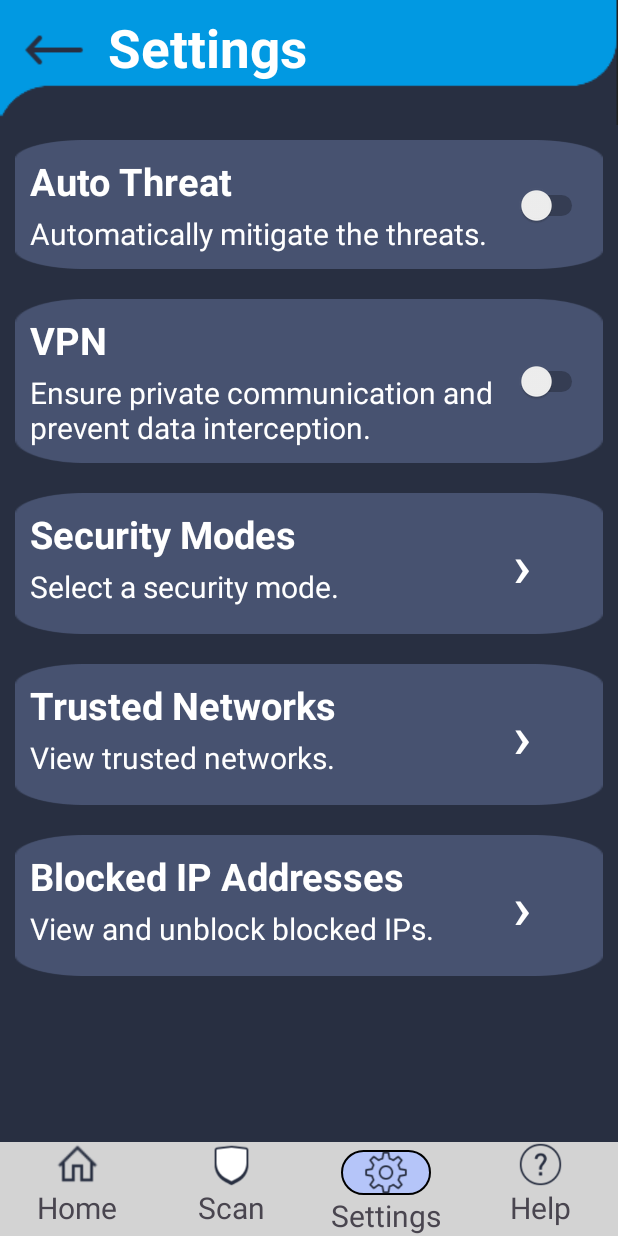
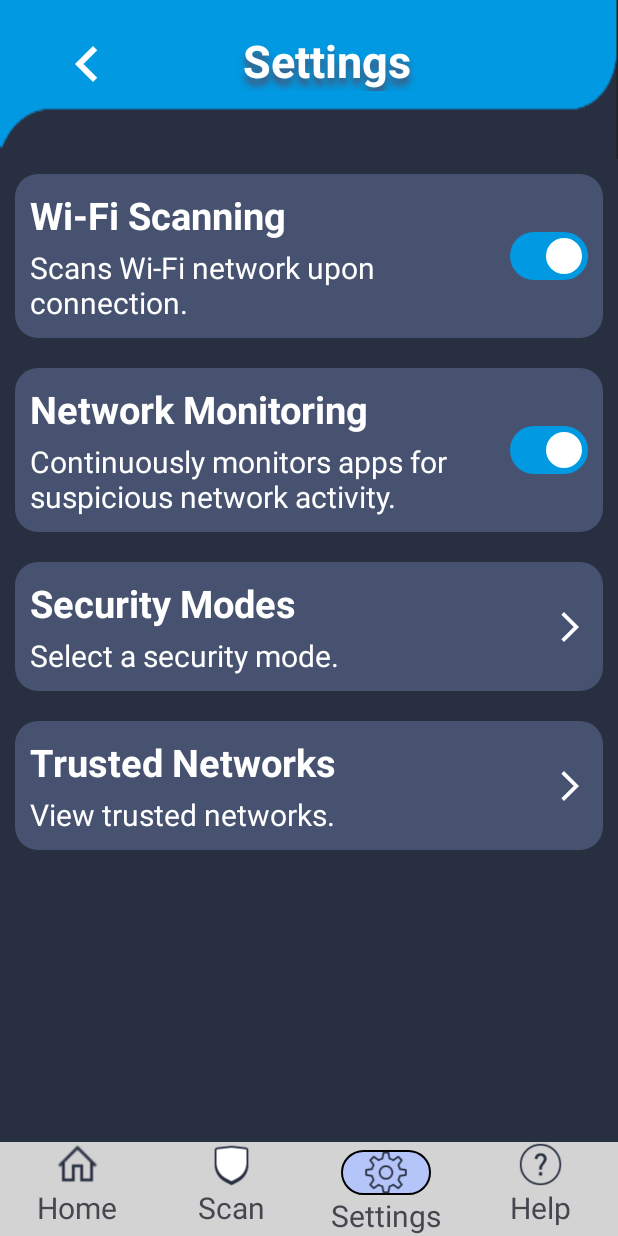
Before and after one commit to nouranabdlsalam/patronus, an Android app: the SettingsActivity screen opened directly, with no data from a screen before it, on a phone screen of 412 x 824 dp. Run offline under Robolectric (Android 15) with nearby library versions, the phone set to English and light mode, and no system bars.

Commit message:
finished settings screen, added shared prefs manager, modified bgservice and added customized notifications for package install receiver.

```diff
--- a/app/src/main/java/com/example/patronus/SettingsActivity.java
+++ b/app/src/main/java/com/example/patronus/SettingsActivity.java
@@ -2,14 +2,95 @@ package com.example.patronus;
 
 import androidx.appcompat.app.AppCompatActivity;
 
+import android.content.Context;
+import android.content.Intent;
+import android.media.Image;
 import android.os.Bundle;
+import android.view.View;
+import android.widget.ImageButton;
+import android.widget.Switch;
+
+import com.google.android.material.materialswitch.MaterialSwitch;
 
 public class SettingsActivity extends AppCompatActivity {
+
+    MaterialSwitch preconSwitch, networkSwitch;
+    SharedPreferencesManager prefs;
+    ImageButton SecurityModes, TrustedNetworks, home, scan, help;
 
     @Override
     protected void onCreate(Bundle savedInstanceState) {
         super.onCreate(savedInstanceState);
         setContentView(R.layout.settings);
+
+
+        prefs = new SharedPreferencesManager(this);
+
+        preconSwitch = findViewById(R.id.PreconSwitch);
+        networkSwitch = findViewById(R.id.networkMonitoringSwitch);
+
+
+        preconSwitch.setChecked(prefs.isPreconnectionScanningOn());
+        networkSwitch.setChecked(prefs.isNetworkMonitoringOn());
+
+
+        preconSwitch.setOnCheckedChangeListener((buttonView, isChecked) -> {
+            prefs.setPreconnectionScanningOn(isChecked);
+            restartBgReceiverService(this);
+        });
+
+
+        networkSwitch.setOnCheckedChangeListener((buttonView, isChecked) -> {
+            prefs.setNetworkMonitoringOn(isChecked);
+            restartBgReceiverService(this);
+        });
+
+        SecurityModes = findViewById(R.id.SecModeSwitch);
+        TrustedNetworks = findViewById(R.id.TrustedNetworksSwitch);
+
+
+        SecurityModes.setOnClickListener(new View.OnClickListener() {
+            @Override
+            public void onClick(View v) {
+                Intent intent = new Intent(SettingsActivity.this, SecurityModesActivity.class);
+                startActivity(intent);
+            }
+        });
+
+        TrustedNetworks.setOnClickListener(new View.OnClickListener() {
+            @Override
+            public void onClick(View v) {
+                Intent intent = new Intent(SettingsActivity.this, TrustedNetworksActivity.class);
+                startActivity(intent);
+            }
+        });
+
+        home = findViewById(R.id.settings_home);
+        scan = findViewById(R.id.settings_scan);
+        help = findViewById(R.id.settings_help);
+
+        home.setOnClickListener(new View.OnClickListener() {
+            @Override
+            public void onClick(View v) {
+                Intent intent = new Intent(SettingsActivity.this, HomeScreenActivity.class);
+                startActivity(intent);
+            }
+        });
+
+        scan.setOnClickListener(new View.OnClickListener() {
+            @Override
+            public void onClick(View v) {
+                Intent intent = new Intent(SettingsActivity.this,ScanScreenActivity.class);
+                startActivity(intent);
+            }
+        });
+
+    }
+
+    private static void restartBgReceiverService(Context context) {
+        Intent serviceIntent = new Intent(context, BgReceiverService.class);
+//        stopService(serviceIntent);
+        context.startService(serviceIntent);
     }
 
 }
--- /dev/null
+++ b/app/src/main/java/com/example/patronus/SharedPreferencesManager.java
@@ -0,0 +1,54 @@
+package com.example.patronus;
+
+import android.content.Context;
+import android.content.SharedPreferences;
+
+public class SharedPreferencesManager {
+    SharedPreferences prefs;
+
+
+    public SharedPreferencesManager (Context context){
+        prefs = context.getSharedPreferences("Settings", Context.MODE_PRIVATE);
+    }
+
+    public boolean isPreconnectionScanningOn(){
+        return prefs.getBoolean("preconnectionScanning", true);
+    }
+
+    public boolean isMalwareMonitoringOn(){
+        return prefs.getBoolean("malwareMonitoring", true);
+    }
+
+    public boolean isNetworkMonitoringOn(){
+        return prefs.getBoolean("networkMonitoring", true);
+    }
+
+    public boolean isBalancedModeOn(){
+        return prefs.getBoolean("balancedMode", true);
+    }
+
+    public void setPreconnectionScanningOn(boolean isEnabled){
+        SharedPreferences.Editor editor = prefs.edit();
+        editor.putBoolean("preconnectionScanning", isEnabled);
+        editor.apply();
+    }
+
+    public void setMalwareMonitoringOn(boolean isEnabled){
+        SharedPreferences.Editor editor = prefs.edit();
+        editor.putBoolean("malwareMonitoring", isEnabled);
+        editor.apply();
+    }
+
+    public void setNetworkMonitoringOn(boolean isEnabled){
+        SharedPreferences.Editor editor = prefs.edit();
+        editor.putBoolean("networkMonitoring", isEnabled);
+        editor.apply();
+    }
+
+    public void setBalancedMode(boolean isEnabled){
+        SharedPreferences.Editor editor = prefs.edit();
+        editor.putBoolean("balancedMode", isEnabled);
+        editor.apply();
+    }
+
+}
--- /dev/null
+++ b/app/src/main/res/color/switch_track_selector.xml
@@ -0,0 +1,5 @@
+<?xml version="1.0" encoding="utf-8"?>
+<selector xmlns:android="http://schemas.android.com/apk/res/android">
+    <item android:color="@color/blue" android:state_checked="true" />
+    <item android:color="#BBC3C7" android:state_checked="false" />
+</selector>
--- a/app/src/main/res/layout/settings.xml
+++ b/app/src/main/res/layout/settings.xml
@@ -11,43 +11,52 @@
     <LinearLayout
         android:layout_width="match_parent"
         android:layout_height="wrap_content"
-        android:background="@drawable/bubble_bg"
-        android:gravity="center_vertical"
-        android:orientation="horizontal">
+        android:orientation="horizontal"
+        android:weightSum="3"
+        android:background="@drawable/bubble_bg">
 
-        <ImageView
-            android:id="@+id/btnBack"
-            android:layout_width="40dp"
-            android:layout_height="40dp"
-            android:layout_marginStart="16dp"
-            android:layout_marginBottom="8dp"
-            android:src="@drawable/back_btn" />
+        <ImageButton
+            android:id="@+id/settings_back"
+            android:layout_width="wrap_content"
+            android:layout_height="48dp"
+            android:src="@drawable/back"
+            android:scaleType="fitCenter"
+            android:background="@color/blue"
+            android:layout_marginBottom="10dp"
+            android:layout_weight="1"
+            android:layout_gravity="center_vertical"
+            android:contentDescription="back" />
 
         <TextView
-            android:id="@+id/tvTitle"
+            android:id="@+id/settings_title"
             android:layout_width="wrap_content"
             android:layout_height="wrap_content"
-            android:layout_marginStart="16dp"
-            android:layout_marginBottom="10dp"
+            android:text="Settings"
+            android:textSize="30sp"
+            android:layout_marginTop="20dp"
+            android:layout_marginBottom="45dp"
+            android:textStyle="bold"
+            android:textColor="@color/white"
+            android:layout_weight="1"
             android:gravity="center"
-            android:text="Settings"
-            android:textColor="#FFFFFF"
-            android:textSize="35sp"
-            android:textStyle="bold" />
+            android:shadowColor="@color/light_navy"
+            android:shadowRadius="6"
+            android:shadowDy="7"/>
+
     </LinearLayout>
 
     <androidx.constraintlayout.widget.ConstraintLayout
         android:layout_width="match_parent"
         android:layout_height="wrap_content"
         android:layout_margin="10dp"
-        android:background="@drawable/box_bg"
+        android:background="@drawable/light_navy_bg"
         android:padding="10dp">
 
         <TextView
             android:id="@+id/AutoThreatTitle"
             android:layout_width="wrap_content"
             android:layout_height="wrap_content"
-            android:text="Auto Threat"
+            android:text="Wi-Fi Scanning"
             android:textColor="#FFFFFF"
             android:textSize="25sp"
             android:textStyle="bold"
@@ -59,34 +68,38 @@
             android:layout_width="0dp"
             android:layout_height="wrap_content"
             android:layout_marginTop="4dp"
-            android:text="Automatically mitigate the threats."
+            android:text="Scans Wi-Fi network upon connection."
             android:textColor="#FFFFFF"
             android:textSize="20sp"
-            app:layout_constraintEnd_toStartOf="@id/AutoThreatSwitch"
+            app:layout_constraintEnd_toStartOf="@id/PreconSwitch"
             app:layout_constraintStart_toStartOf="parent"
             app:layout_constraintTop_toBottomOf="@id/AutoThreatTitle" />
 
-        <Switch
-            android:id="@+id/AutoThreatSwitch"
-            android:layout_width="48dp"
-            android:layout_height="48dp"
+        <com.google.android.material.materialswitch.MaterialSwitch
+            android:id="@+id/PreconSwitch"
+            android:layout_width="wrap_content"
+            android:layout_height="wrap_content"
+            app:thumbTint="@color/white"
+            app:trackTint="@color/switch_track_selector"
             app:layout_constraintBottom_toBottomOf="parent"
             app:layout_constraintEnd_toEndOf="parent"
-            app:layout_constraintTop_toTopOf="parent" />
+            app:layout_constraintTop_toTopOf="parent"
+            />
+
     </androidx.constraintlayout.widget.ConstraintLayout>
 
     <androidx.constraintlayout.widget.ConstraintLayout
         android:layout_width="match_parent"
         android:layout_height="wrap_content"
         android:layout_margin="10dp"
-        android:background="@drawable/box_bg"
+        android:background="@drawable/light_navy_bg"
         android:padding="10dp">
 
         <TextView
             android:id="@+id/VPNTitle"
             android:layout_width="wrap_content"
             android:layout_height="wrap_content"
-            android:text="VPN"
+            android:text="Network Monitoring"
             android:textColor="#FFFFFF"
             android:textSize="25sp"
             android:textStyle="bold"
@@ -98,17 +111,19 @@
             android:layout_width="0dp"
             android:layout_height="wrap_content"
             android:layout_marginTop="4dp"
-            android:text="Ensure private communication and prevent data interception."
+            android:text="Continuously monitors apps for suspicious network activity. "
             android:textColor="#FFFFFF"
             android:textSize="20sp"
-            app:layout_constraintEnd_toStartOf="@id/VPNSwitch"
+            app:layout_constraintEnd_toStartOf="@id/networkMonitoringSwitch"
             app:layout_constraintStart_toStartOf="parent"
             app:layout_constraintTop_toBottomOf="@id/VPNTitle" />
 
-        <Switch
-            android:id="@+id/VPNSwitch"
-            android:layout_width="48dp"
-            android:layout_height="48dp"
+        <com.google.android.material.materialswitch.MaterialSwitch
+            android:id="@+id/networkMonitoringSwitch"
+            android:layout_width="wrap_content"
+            android:layout_height="wrap_content"
+            app:thumbTint="@color/white"
+            app:trackTint="@color/switch_track_selector"
             app:layout_constraintBottom_toBottomOf="parent"
             app:layout_constraintEnd_toEndOf="parent"
             app:layout_constraintTop_toTopOf="parent" />
@@ -118,7 +133,7 @@
         android:layout_width="match_parent"
         android:layout_height="wrap_content"
         android:layout_margin="10dp"
-        android:background="@drawable/box_bg"
+        android:background="@drawable/light_navy_bg"
         android:padding="10dp">
 
         <TextView
@@ -144,14 +159,13 @@
             app:layout_constraintStart_toStartOf="parent"
             app:layout_constraintTop_toBottomOf="@id/SecModeTitle" />
 
-        <Button
+        <ImageButton
             android:id="@+id/SecModeSwitch"
             android:layout_width="wrap_content"
             android:layout_height="wrap_content"
             android:background="@android:color/transparent"
-            android:text="›"
-            android:textColor="#FFFFFF"
-            android:textSize="40sp"
+            android:src="@drawable/next"
+            android:scaleType="fitCenter"
             app:layout_constraintEnd_toEndOf="parent"
             app:layout_constraintTop_toTopOf="parent"
             app:layout_constraintBottom_toBottomOf="parent"
@@ -162,7 +176,7 @@
         android:layout_width="match_parent"
         android:layout_height="wrap_content"
         android:layout_margin="10dp"
-        android:background="@drawable/box_bg"
+        android:background="@drawable/light_navy_bg"
         android:padding="10dp">
 
         <TextView
@@ -188,58 +202,13 @@
             app:layout_constraintStart_toStartOf="parent"
             app:layout_constraintTop_toBottomOf="@id/TrustedNetworksTitle" />
 
-        <Button
+        <ImageButton
             android:id="@+id/TrustedNetworksSwitch"
             android:layout_width="wrap_content"
             android:layout_height="wrap_content"
             android:background="@android:color/transparent"
-            android:text="›"
-            android:textColor="#FFFFFF"
-            android:textSize="40sp"
-            app:layout_constraintEnd_toEndOf="parent"
-            app:layout_constraintTop_toTopOf="parent"
-            app:layout_constraintBottom_toBottomOf="parent"
-            />
-    </androidx.constraintlayout.widget.ConstraintLayout>
-
-    <androidx.constraintlayout.widget.ConstraintLayout
-        android:layout_width="match_parent"
-        android:layout_height="wrap_content"
-        android:layout_margin="10dp"
-        android:background="@drawable/box_bg"
-        android:padding="10dp">
-
-        <TextView
-            android:id="@+id/BlockedIPAddressesTitle"
-            android:layout_width="wrap_content"
-            android:layout_height="wrap_content"
-            android:text="Blocked IP Addresses"
-            android:textColor="#FFFFFF"
-            android:textSize="25sp"
-            android:textStyle="bold"
-            app:layout_constraintStart_toStartOf="parent"
-            app:layout_constraintTop_toTopOf="parent" />
-
-        <TextView
-            android:id="@+id/BlockedIPAddressesDescription"
-            android:layout_width="0dp"
-            android:layout_height="wrap_content"
-            android:layout_marginTop="4dp"
-            android:text="View and unblock blocked IPs."
-            android:textColor="#FFFFFF"
-            android:textSize="20sp"
-            app:layout_constraintEnd_toStartOf="@id/BlockedIPAddressesSwitch"
-            app:layout_constraintStart_toStartOf="parent"
-            app:layout_constraintTop_toBottomOf="@id/BlockedIPAddressesTitle" />
-
-        <Button
-            android:id="@+id/BlockedIPAddressesSwitch"
-            android:layout_width="wrap_content"
-            android:layout_height="wrap_content"
-            android:background="@android:color/transparent"
-            android:text="›"
-            android:textColor="#FFFFFF"
-            android:textSize="40sp"
+            android:src="@drawable/next"
+            android:scaleType="fitCenter"
             app:layout_constraintEnd_toEndOf="parent"
             app:layout_constraintTop_toTopOf="parent"
             app:layout_constraintBottom_toBottomOf="parent"
@@ -272,10 +241,13 @@
                 app:layout_constraintStart_toStartOf="parent"
                 tools:ignore="MissingConstraints">
 
-                <ImageView
+                <ImageButton
+                    android:id="@+id/settings_home"
                     android:layout_width="30dp"
                     android:layout_height="30dp"
-                    android:src="@drawable/home" />
+                    android:src="@drawable/home"
+                    android:scaleType="fitCenter"
+                    android:background="@android:color/transparent"/>
 
                 <TextView
                     android:layout_width="wrap_content"
@@ -294,10 +266,13 @@
                 app:layout_constraintStart_toEndOf="@id/nav_home"
                 tools:ignore="MissingConstraints">
 
-                <ImageView
+                <ImageButton
+                    android:id="@+id/settings_scan"
                     android:layout_width="30dp"
                     android:layout_height="30dp"
-                    android:src="@drawable/scan" />
+                    android:src="@drawable/scan"
+                    android:scaleType="fitCenter"
+                    android:background="@android:color/transparent"/>
 
                 <TextView
                     android:layout_width="wrap_content"
@@ -340,10 +315,13 @@
                 app:layout_constraintStart_toEndOf="@id/nav_settings"
                 tools:ignore="MissingConstraints">
 
-                <ImageView
+                <ImageButton
+                    android:id="@+id/settings_help"
                     android:layout_width="30dp"
                     android:layout_height="30dp"
-                    android:src="@drawable/help" />
+                    android:src="@drawable/help"
+                    android:scaleType="fitCenter"
+                    android:background="@android:color/transparent"/>
 
                 <TextView
                     android:layout_width="wrap_content"
```
Also changed, not shown: app/src/main/AndroidManifest.xml (+6 -3 lines), app/src/main/java/com/example/patronus/BgReceiverService.java (+103 -12 lines), app/src/main/java/com/example/patronus/NetworkMonitorService.java (+7 -0 lines), app/src/main/java/com/example/patronus/PackageInstallReceiver.java (+67 -2 lines), app/src/main/java/com/example/patronus/SecurityModesActivity.java (added, +14 -0 lines).
